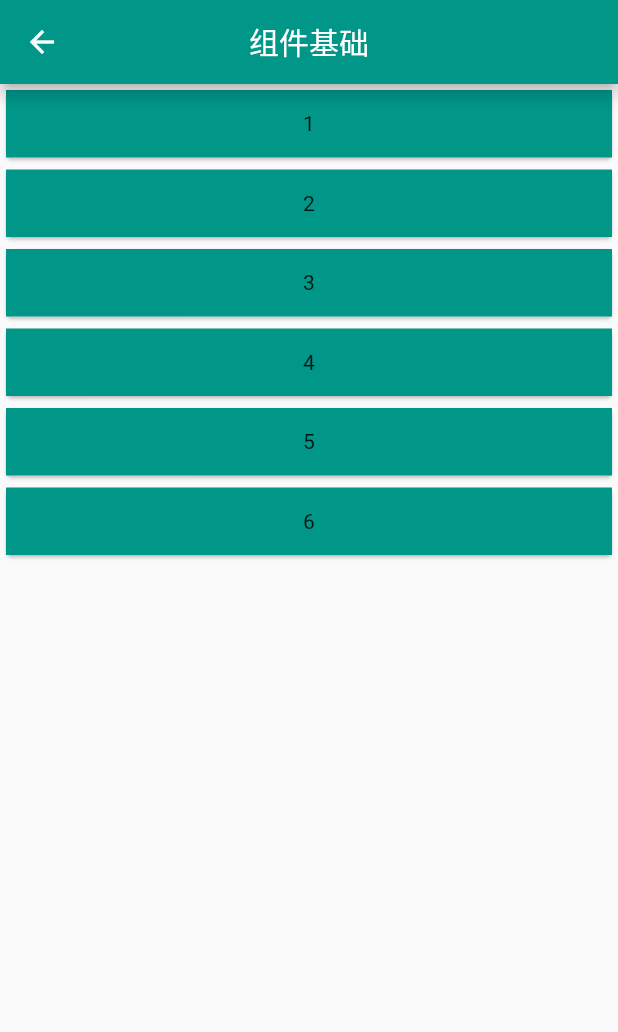
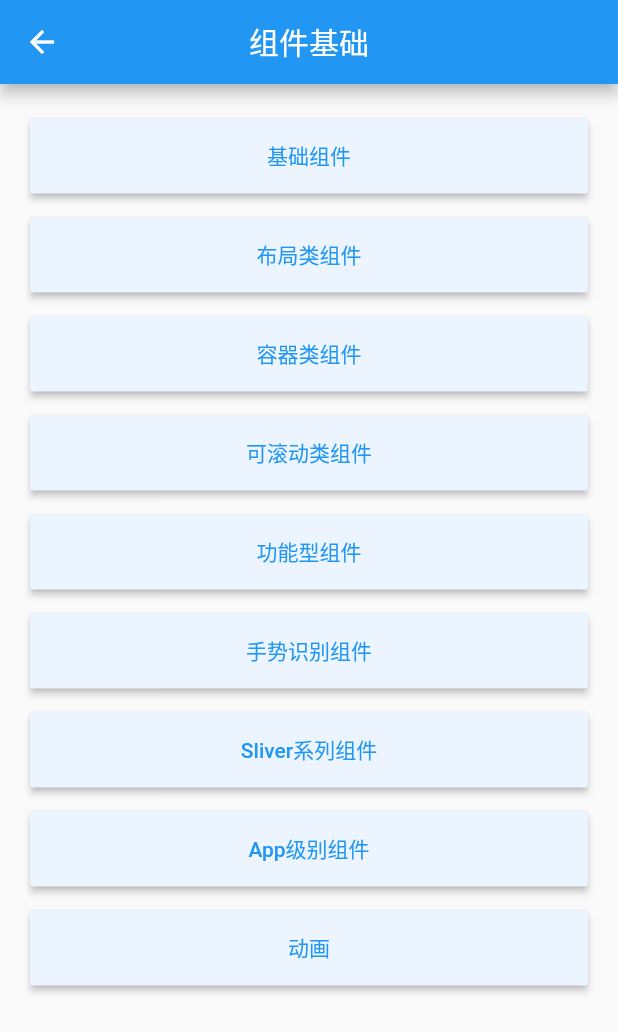
Before and after one commit to jwchan1996/Doinb, a Flutter app: the BasicPage screen opened by its route, on a phone screen of 412 x 824 dp. Shown: the top 1032 px of the screen. Run offline on Flutter 3.47's test engine with Material 2 defaults, Android fonts, the phone set to English and light mode, and no system bars; our stand-ins replace dio, flutter_markdown, flutter_spinkit; missing offline and left inert: flutter_flexible_toast, flutter_webrtc.

Commit message:
feat: basic

```diff
--- a/lib/app.dart
+++ b/lib/app.dart
@@ -40,7 +40,7 @@ class _AppState extends State<App> {
             BottomNavigationBarItem(
                 icon: Icon(Icons.widgets), title: Text('332组件')),
           ],
-          fixedColor: Colors.teal,
+          fixedColor: Colors.blue,
           currentIndex: _currentPageIndex,
           onTap: _onPageChange),
     );
--- a/lib/main.dart
+++ b/lib/main.dart
@@ -11,7 +11,7 @@ class Main extends StatelessWidget {
     return MaterialApp(
       title: 'Doinb',
       theme: ThemeData(
-        primarySwatch: Colors.teal,
+        primarySwatch: Colors.blue,
       ),
       home: new SplashScreen(seconds: 3),
       onGenerateRoute: router.generateRoute,
--- /dev/null
+++ b/lib/pages/basic/index.dart
@@ -0,0 +1,34 @@
+import 'package:flutter/material.dart';
+import 'package:doinb/widgets/button_list_widget.dart';
+
+class BasicIndexPage extends StatefulWidget {
+  @override
+  _BasicIndexPageState createState() => _BasicIndexPageState();
+}
+
+class _BasicIndexPageState extends State<BasicIndexPage> {
+  @override
+  Widget build(BuildContext context) {
+    return Scaffold(
+      appBar: AppBar(title: Text('基础组件'), centerTitle: true),
+      body: SingleChildScrollView(
+          child: Padding(
+        padding: EdgeInsets.all(15),
+        child: Column(
+          mainAxisAlignment: MainAxisAlignment.start,
+          children: <Widget>[
+            MyListItem(title: '文本组件', route: '/basic/index'),
+            MyListItem(title: '按钮组件', route: '/basic/index'),
+            MyListItem(title: '单选和复选组件', route: '/basic/index'),
+            MyListItem(title: '滑块组件', route: '/basic/index'),
+            MyListItem(title: '开关组件', route: '/basic/index'),
+            MyListItem(title: '进度组件', route: '/basic/index'),
+            MyListItem(title: '输入框组件', route: '/basic/index'),
+            MyListItem(title: '表单组件', route: '/basic/index'),
+            MyListItem(title: '图片和图标组件', route: '/basic/index'),
+          ],
+        ),
+      )),
+    );
+  }
+}
--- a/lib/pages/home_stack/basic.dart
+++ b/lib/pages/home_stack/basic.dart
@@ -1,53 +1,74 @@
 import 'package:flutter/material.dart';
+import 'package:doinb/widgets/button_list_widget.dart';
 
 class BasicPage extends StatelessWidget {
   @override
   Widget build(BuildContext context) {
     return Scaffold(
       appBar: AppBar(title: Text('组件基础'), centerTitle: true),
-      body: Center(
+      body: SingleChildScrollView(
+          child: Padding(
+        padding: EdgeInsets.all(15),
         child: Column(
           mainAxisAlignment: MainAxisAlignment.start,
           children: <Widget>[
-            _ListItem(title: '1',),
-            _ListItem(title: '2',),
-            _ListItem(title: '3',),
-            _ListItem(title: '4',),
-            _ListItem(title: '5',),
-            _ListItem(title: '6',),
+            MyListItem(title: '基础组件', route: '/basic/index'),
+            MyListItem(
+              title: '布局类组件',
+            ),
+            MyListItem(
+              title: '容器类组件',
+            ),
+            MyListItem(
+              title: '可滚动类组件',
+            ),
+            MyListItem(
+              title: '功能型组件',
+            ),
+            MyListItem(
+              title: '手势识别组件',
+            ),
+            MyListItem(
+              title: 'Sliver系列组件',
+            ),
+            MyListItem(
+              title: 'App级别组件',
+            ),
+            MyListItem(
+              title: '动画',
+            ),
           ],
         ),
-      ),
+      )),
     );
   }
 }
 
-class _ListItem extends StatelessWidget {
+// class MyListItem extends StatelessWidget {
+//   final String title;
+//   final String route;
 
-  final String title;
-
-  const _ListItem({Key key, this.title}) : super(key: key);
-  @override
-  Widget build(BuildContext context) {
-    final vpSize = MediaQuery.of(context).size;
-
-    return Card(
-      child: Container(
-        height: 45,
-        alignment: Alignment.center,
-        child: GestureDetector(
-          child: Container(
-            alignment: Alignment.center,
-            width: vpSize.width,
-            height: 45,
-            color: Colors.teal,
-            child: Text("$title"),
-          ),
-          onTap: () {
-            print(title);
-          },
-        )
-      ),
-    );
-  }
-}
+//   const MyListItem({Key key, this.title, this.route}) : super(key: key);
+//   @override
+//   Widget build(BuildContext context) {
+//     return Center(
+//       child: Container(
+//           height: 50,
+//           width: double.infinity,
+//           margin: EdgeInsets.fromLTRB(5, 8, 5, 8),
+//           child: RaisedButton(
+//             child: Text('$title',
+//                 style: TextStyle(
+//                   color: Colors.blue,
+//                   fontSize: 14.0,
+//                 )),
+//             color: Color(0xffecf5ff),
+//             highlightColor: Colors.blue[100],
+//             splashColor: Color(0xff409eff),
+//             onPressed: () {
+//               Navigator.pushNamed(context, '$route');
+//             },
+//           )),
+//     );
+//   }
+// }
--- a/lib/router/router.dart
+++ b/lib/router/router.dart
@@ -9,8 +9,11 @@ import 'package:doinb/pages/github_user.dart';
 import 'package:doinb/pages/get_user_media.dart';
 import 'package:doinb/pages/page_effect.dart';
 
+import 'package:doinb/pages/basic/index.dart';
+
 Route<dynamic> generateRoute(RouteSettings settings) {
   switch (settings.name) {
+    // App底部导航
     case '/':
       return MaterialPageRoute(builder: (context) => HomePage());
     case '/basic':
@@ -19,6 +22,8 @@ Route<dynamic> generateRoute(RouteSettings settings) {
     case '/widgets':
       return MaterialPageRoute(
           builder: (context) => WidgetsPage());
+
+    // App其他页面
     case '/search':
       //上下滑动切换
       return MaterialPageRoute(
@@ -34,6 +39,12 @@ Route<dynamic> generateRoute(RouteSettings settings) {
     case '/page_effect':
       return CupertinoPageRoute(
           builder: (context) => PageEffectPage());
+
+    // basic组件基础模块路由
+    case '/basic/index':
+      return MaterialPageRoute(
+          builder: (context) => BasicIndexPage());
+
     default:
       return MaterialPageRoute(builder: (context) => App());
   }
--- /dev/null
+++ b/lib/widgets/button_list_widget.dart
@@ -0,0 +1,30 @@
+import 'package:flutter/material.dart';
+
+class MyListItem extends StatelessWidget {
+  final String title;
+  final String route;
+
+  const MyListItem({Key key, this.title, this.route}) : super(key: key);
+  @override
+  Widget build(BuildContext context) {
+    return Center(
+      child: Container(
+          height: 50,
+          width: double.infinity,
+          margin: EdgeInsets.fromLTRB(5, 8, 5, 8),
+          child: RaisedButton(
+            child: Text('$title',
+                style: TextStyle(
+                  color: Colors.blue,
+                  fontSize: 14.0,
+                )),
+            color: Color(0xffecf5ff),
+            highlightColor: Colors.blue[100],
+            splashColor: Color(0xff409eff),
+            onPressed: () {
+              Navigator.pushNamed(context, '$route');
+            },
+          )),
+    );
+  }
+}
--- a/pubspec.yaml
+++ b/pubspec.yaml
@@ -24,6 +24,8 @@ dependencies:
   dio: ^3.0.3
   # 吐司
   flutter_flexible_toast: any
+  # 支持markdown
+  flutter_markdown: ^0.4.4
   # 加载loading
   flutter_spinkit: ^4.1.2
   # 音视频通话
```
Also changed, not shown: lib/widgets/md_widget.dart (added, +46 -0 lines), pubspec.lock, 1 other file.
